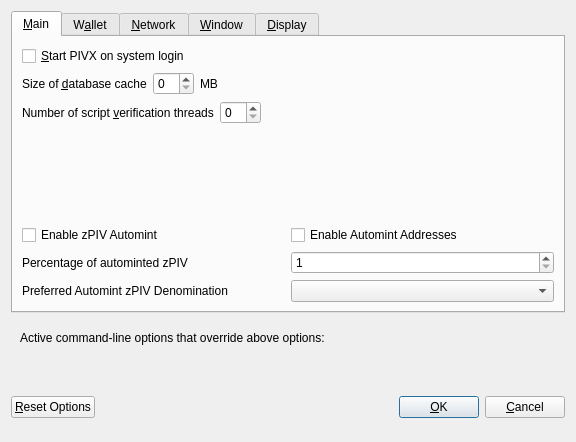
First picture: the form in src/qt/forms/optionsdialog.ui, repository cimelli/RpdSource, before the edit.
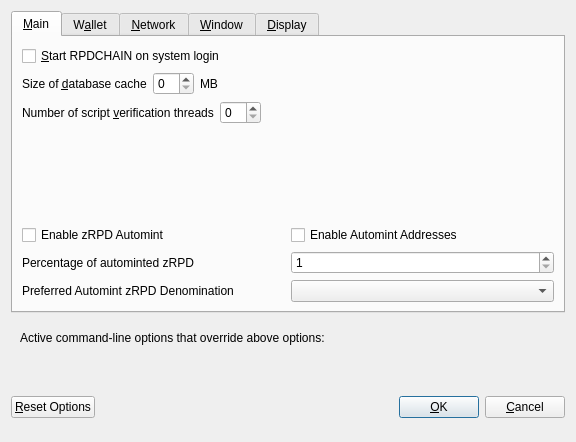
Second picture: the form after the edit. Custom widgets are drawn as their Qt base class.

Patch:
```diff
--- a/src/qt/forms/optionsdialog.ui
+++ b/src/qt/forms/optionsdialog.ui
@@ -33,7 +33,7 @@
           <string>Automatically start PIVX after logging in to the system.</string>
          </property>
          <property name="text">
-          <string>&amp;Start PIVX on system login</string>
+          <string>&amp;Start RPDCHAIN on system login</string>
          </property>
         </widget>
        </item>
@@ -147,7 +147,7 @@
                <enum>Qt::LeftToRight</enum>
               </property>
               <property name="text">
-               <string>Enable zPIV Automint</string>
+               <string>Enable zRPD Automint</string>
               </property>
              </widget>
             </item>
@@ -174,7 +174,7 @@
                <string>Percentage of incoming PIV which get automatically converted to zPIV via Zerocoin Protocol (min: 10%)</string>
               </property>
               <property name="text">
-               <string>Percentage of autominted zPIV</string>
+               <string>Percentage of autominted zRPD</string>
               </property>
              </widget>
             </item>
@@ -207,7 +207,7 @@
                <string>Wait with automatic conversion to Zerocoin until enough PIV for this denomination is available</string>
               </property>
               <property name="text">
-               <string>Preferred Automint zPIV Denomination</string>
+               <string>Preferred Automint zRPD Denomination</string>
               </property>
              </widget>
             </item>
```
Left out of the diff: 28 changed lines with no effect on the pictures.
